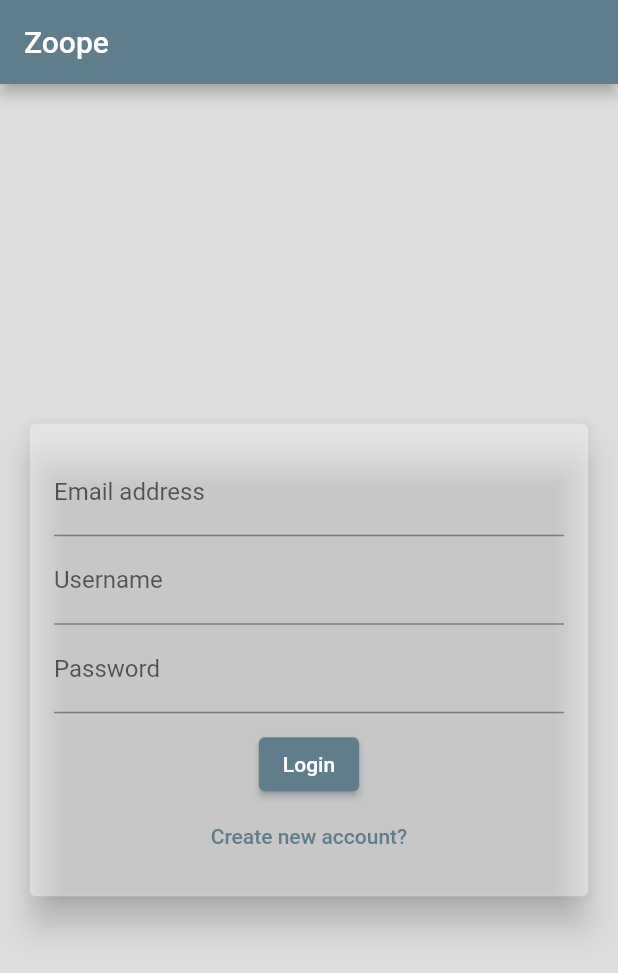
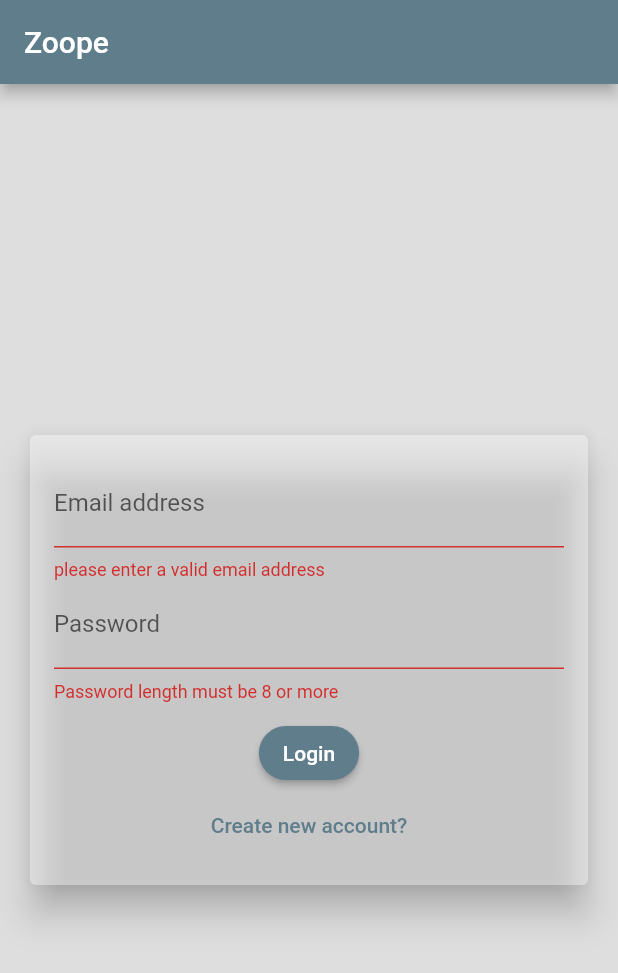
Before and after one commit to FaiyazUllah786/FlutterChatApp, a Flutter app: the screen it shows after launch, after a tap on "Login", on a phone screen of 412 x 824 dp. Shown: the top 973 px of the screen. Run offline on Flutter 3.47's test engine with Material 2 defaults, Android fonts, the phone set to English and light mode, and no system bars; our stand-ins replace cloud_firestore, firebase_core; accounts and stored records are empty.

Commit message:
completed auth form

```diff
--- a/lib/screens/auth_screen.dart
+++ b/lib/screens/auth_screen.dart
@@ -10,11 +10,22 @@ class AuthScreen extends StatefulWidget {
 }
 
 class _AuthScreenState extends State<AuthScreen> {
+  void _submitAuthForm({
+    required String email,
+    required String username,
+    required String password,
+    required bool isLogin,
+  }) {
+    print(email);
+    print(password);
+    print(username);
+  }
+
   @override
   Widget build(BuildContext context) {
     return Scaffold(
       backgroundColor: Color.fromARGB(255, 222, 222, 222),
-      body: AuthForm(),
+      body: AuthForm(submitHelper: _submitAuthForm),
     );
   }
 }
--- a/lib/widgets/auth_form.dart
+++ b/lib/widgets/auth_form.dart
@@ -1,13 +1,43 @@
 import 'package:flutter/material.dart';
 
 class AuthForm extends StatefulWidget {
-  const AuthForm({super.key});
+  final Function({
+    required String email,
+    required String username,
+    required String password,
+    required bool isLogin,
+  }) submitHelper;
+  AuthForm({super.key, required this.submitHelper});
 
   @override
   State<AuthForm> createState() => _AuthFormState();
 }
 
 class _AuthFormState extends State<AuthForm> {
+  //form will mangage with this key
+  final _formKey = GlobalKey<FormState>();
+  var _isLogin = true;
+
+  String _userEmail = '';
+  String _userName = '';
+  String _userPassword = '';
+
+  void _trySubmit() {
+    bool isValid = _formKey.currentState!.validate();
+    FocusScope.of(context).unfocus();
+
+    if (isValid) {
+      _formKey.currentState!.save();
+
+      //use those values to send auth to firebase
+      widget.submitHelper(
+          email: _userEmail,
+          username: _userName,
+          password: _userPassword,
+          isLogin: _isLogin);
+    }
+  }
+
   @override
   Widget build(BuildContext context) {
     return Center(
@@ -18,28 +48,76 @@ class _AuthFormState extends State<AuthForm> {
         child: SingleChildScrollView(
           child: Padding(
             padding: const EdgeInsets.all(16.0),
+            child: Form(
+              key: _formKey,
               child: Column(
                 mainAxisSize: MainAxisSize.min,
                 children: [
                   TextFormField(
+                    key: ValueKey('email'),
+                    onSaved: (value) {
+                      _userEmail = value!;
+                    },
                     keyboardType: TextInputType.emailAddress,
                     decoration: InputDecoration(labelText: 'Email address'),
+                    validator: (value) {
+                      if (value == null || !value.contains('@')) {
+                        return 'please enter a valid email address';
+                      }
+                      return null;
+                    },
+                  ),
+                  if (!_isLogin)
+                    TextFormField(
+                      key: ValueKey('username'),
+                      onSaved: (value) {
+                        _userName = value!;
+                      },
+                      decoration: InputDecoration(labelText: 'Username'),
+                      validator: (value) {
+                        if (value!.isEmpty || value.length < 4) {
+                          return 'Username length must be 5 or more';
+                        }
+                        return null;
+                      },
                     ),
                   TextFormField(
-                  decoration: InputDecoration(labelText: 'Username'),
+                    key: ValueKey('password'),
+                    onSaved: (value) {
+                      _userPassword = value!;
+                    },
+                    obscureText: true,
+                    decoration: InputDecoration(
+                      labelText: 'Password',
                     ),
-                TextFormField(
-                  decoration: InputDecoration(labelText: 'Password'),
+                    validator: (value) {
+                      if (value!.isEmpty || value.length < 7) {
+                        return 'Password length must be 8 or more';
+                      }
+                      return null;
+                    },
                   ),
                   SizedBox(
                     height: 10,
                   ),
                   ElevatedButton(
-                  onPressed: () {},
-                  child: Text('Login'),
+                    style: ElevatedButton.styleFrom(
+                        shape: RoundedRectangleBorder(
+                            borderRadius: BorderRadius.circular(20))),
+                    onPressed: _trySubmit,
+                    child: Text(_isLogin ? 'Login' : 'SignUp'),
                   ),
-                TextButton(onPressed: () {}, child: Text('Create new account?'))
+                  TextButton(
+                      onPressed: () {
+                        setState(() {
+                          _isLogin = !_isLogin;
+                        });
+                      },
+                      child: Text(_isLogin
+                          ? 'Create new account?'
+                          : 'I already have an account'))
                 ],
+              ),
             ),
           ),
         ),
```
Lines whose indentation alone changed are shown as unchanged.
